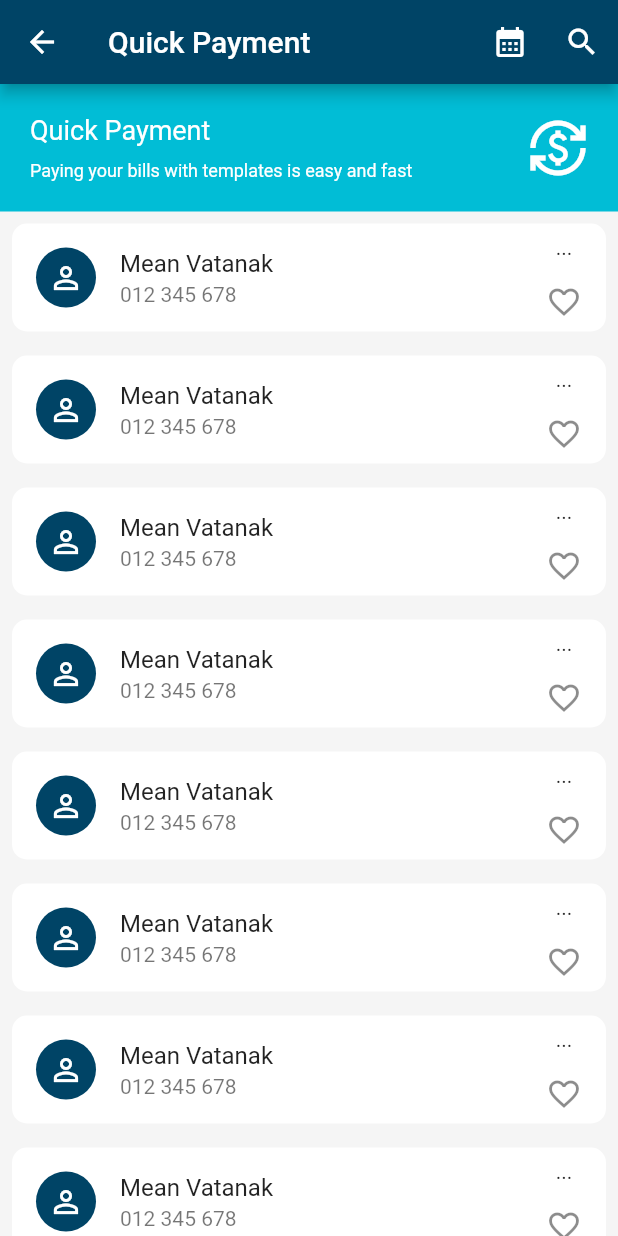
After one commit to meanvatanak/flutter_aba_bank_demo, a Flutter app: the screen it shows after launch, after a tap on "Quick Payment", on a phone screen of 412 x 824 dp. The commit adds this screen. Run offline on Flutter 3.47's test engine with Material 2 defaults, Android fonts, the phone set to English and light mode, and no system bars; our stand-ins replace phosphor_flutter.

Commit message:
add feature select quick transfer and payment  - list quick transfer  - list quick payment

```diff
--- a/lib/routes/aoo_route.dart
+++ /dev/null
@@ -1 +0,0 @@
-import 'package:flutter/material.dart';
--- a/lib/routes/app_route.dart
+++ b/lib/routes/app_route.dart
@@ -1,10 +1,11 @@
 import 'package:aba_bank_app/notification/notification_page.dart';
+import 'package:aba_bank_app/views/home/quick_action.dart';
 import 'package:flutter/material.dart';
 
 import '../views/main_page.dart';
 
-Route<dynamic>? AppRoute(RouteSettings settings){
-  switch(settings.name){
+Route<dynamic>? AppRoute(RouteSettings settings) {
+  switch (settings.name) {
     case '/':
       return MaterialPageRoute(builder: (context) => MainPage());
     case '/profile':
@@ -14,7 +15,21 @@ Route<dynamic>? AppRoute(RouteSettings settings){
       return MaterialPageRoute(
         builder: (context) => NotificationPage(
           routeArguments: routeArguments,
-        )
+        ),
+      );
+    case '/quick_transfer':
+      final titleDescription = settings.arguments as Map<String, dynamic>;
+      return MaterialPageRoute(
+        builder: (context) => QuickAction(
+          routeArguments: titleDescription,
+        ),
+      );
+    case '/quick_payment':
+      final titleDescription = settings.arguments as Map<String, dynamic>;
+      return MaterialPageRoute(
+        builder: (context) => QuickAction(
+          routeArguments: titleDescription,
+        ),
       );
     default:
       return null;
--- /dev/null
+++ b/lib/views/home/quick_action.dart
@@ -0,0 +1,89 @@
+import 'package:aba_bank_app/utilities/constants.dart';
+import 'package:aba_bank_app/widgets/list_tile_widget.dart';
+import 'package:flutter/material.dart';
+
+class QuickAction extends StatelessWidget {
+  const QuickAction({
+    Key? key,
+    required this.routeArguments,
+  }) : super(key: key);
+
+  final Map<String, dynamic> routeArguments;
+
+  @override
+  Widget build(BuildContext context) {
+    return Scaffold(
+      backgroundColor: Colors.grey[100],
+      appBar: AppBar(
+        leading: IconButton(
+          onPressed: () {
+            Navigator.of(context).pop();
+          },
+          icon: const Icon(Icons.arrow_back),
+        ),
+        title: Text(routeArguments['title']),
+        actions: [
+          IconButton(
+            onPressed: () {},
+            icon: const Icon(Icons.calendar_month),
+          ),
+          IconButton(
+            onPressed: () {},
+            icon: const Icon(Icons.search),
+          ),
+        ],
+      ),
+      body: SingleChildScrollView(
+        child: Column(
+          children: [
+            Container(
+              color: cyanColor,
+              child: Padding(
+                padding: const EdgeInsets.all(20.0),
+                child: Row(
+                  children: [
+                    Column(
+                      crossAxisAlignment: CrossAxisAlignment.start,
+                      children: [
+                        Text(
+                          routeArguments['title'],
+                          style: TextStyle(
+                            color: Colors.white,
+                            fontSize: 18,
+                          ),
+                        ),
+                        SizedBox(
+                          height: 10,
+                        ),
+                        Text(
+                          routeArguments['description'],
+                          style: TextStyle(
+                            color: Colors.white,
+                            fontSize: 12,
+                          ),
+                        ),
+                      ],
+                    ),
+                    Spacer(),
+                    Icon(
+                      routeArguments['icon'],
+                      color: Colors.white,
+                      size: 40,
+                    ),
+                  ],
+                ),
+              ),
+            ),
+            ...List.generate(
+              20,
+              (index) => ListTileWidget(
+                name: 'Mean Vatanak',
+                phone: '012 345 678',
+              ),
+            )
+          ],
+        ),
+      ),
+    );
+  }
+}
--- a/lib/views/main_page.dart
+++ b/lib/views/main_page.dart
@@ -242,6 +242,18 @@ class _MainPageState extends State<MainPage> {
             child: Container(
               width: double.infinity,
               color: Color(0xFF10BAD2),
+              child: InkWell(
+                onTap: () {
+                  Navigator.of(context).pushNamed(
+                    '/quick_transfer',
+                    arguments: {
+                      "title": "Quick Transfer",
+                      "description":
+                          'Create your templates here to make transfer quicker',
+                      "icon": Icons.send,
+                    },
+                  );
+                },
                 child: Row(
                   children: [
                     SizedBox(
@@ -263,10 +275,10 @@ class _MainPageState extends State<MainPage> {
                           height: 8,
                         ),
                         Text(
-                        'Create your templates here to make transfer qucker',
+                          'Create your templates here to make transfer quicker',
                           style: TextStyle(
                             color: Colors.white,
-                          fontSize: 14,
+                            fontSize: 12,
                           ),
                         ),
                       ],
@@ -284,10 +296,23 @@ class _MainPageState extends State<MainPage> {
                 ),
               ),
             ),
+          ),
           Expanded(
             child: Container(
               width: double.infinity,
               color: Color(0xFFEE5350),
+              child: InkWell(
+                onTap: () {
+                  Navigator.of(context).pushNamed(
+                    '/quick_payment',
+                    arguments: {
+                      "title": "Quick Payment",
+                      "description":
+                          'Paying your bills with templates is easy and fast',
+                      "icon": Icons.currency_exchange,
+                    },
+                  );
+                },
                 child: Row(
                   mainAxisAlignment: MainAxisAlignment.spaceBetween,
                   // alignment: Alignment.bottomRight,
@@ -329,6 +354,7 @@ class _MainPageState extends State<MainPage> {
                       width: 5,
                     ),
                   ],
+                ),
               ),
             ),
           ),
--- /dev/null
+++ b/lib/widgets/list_tile_widget.dart
@@ -0,0 +1,46 @@
+import 'package:aba_bank_app/utilities/constants.dart';
+import 'package:flutter/material.dart';
+
+class ListTileWidget extends StatelessWidget {
+  const ListTileWidget({
+    Key? key,
+    required this.name,
+    required this.phone,
+  }) : super(key: key);
+
+  final String name;
+  final String phone;
+
+  @override
+  Widget build(BuildContext context) {
+    return Padding(
+      padding: const EdgeInsets.all(8.0),
+      child: Container(
+        decoration: BoxDecoration(
+          color: Colors.white,
+          borderRadius: const BorderRadius.all(
+            Radius.circular(10),
+          ),
+        ),
+        child: ListTile(
+          leading: CircleAvatar(
+            backgroundColor: primaryColor,
+            child: Icon(
+              Icons.person_outline,
+              color: Colors.white,
+            ),
+          ),
+          title: Text(name),
+          subtitle: Text(phone),
+          trailing: Column(
+            mainAxisAlignment: MainAxisAlignment.spaceBetween,
+            children: [
+              Text('...'),
+              Icon(Icons.favorite_outline),
+            ],
+          ),
+        ),
+      ),
+    );
+  }
+}
```
Also changed, not shown: lib/notification/notification_page.dart (+4 -4 lines). Lines whose indentation alone changed are shown as unchanged.
